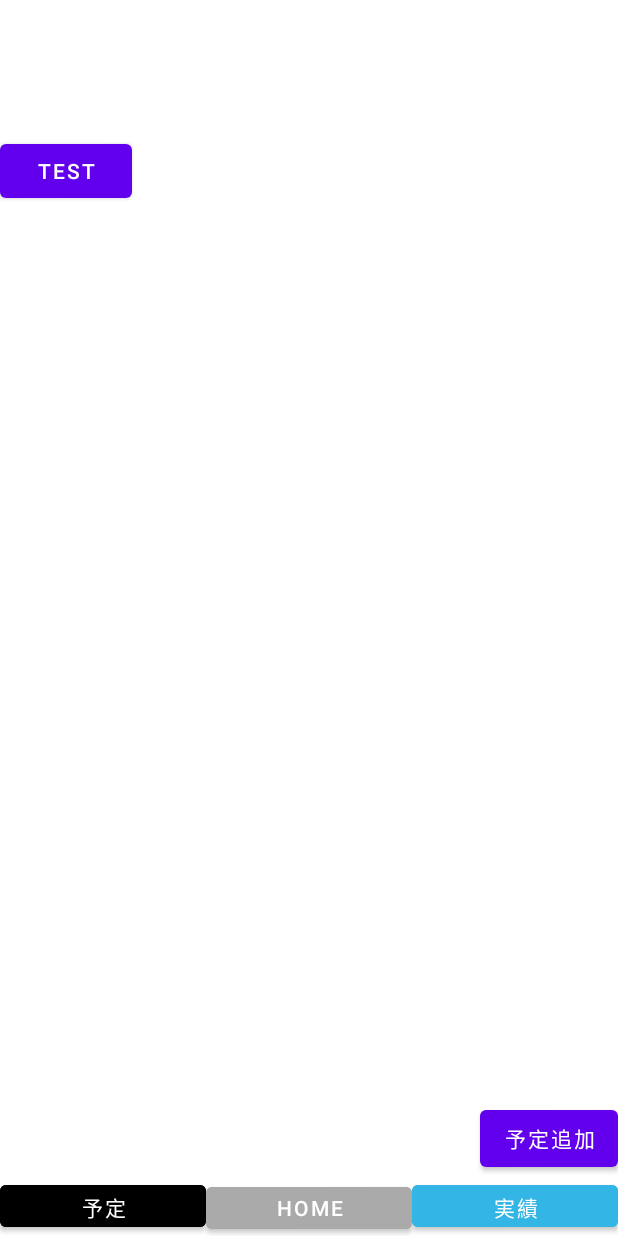
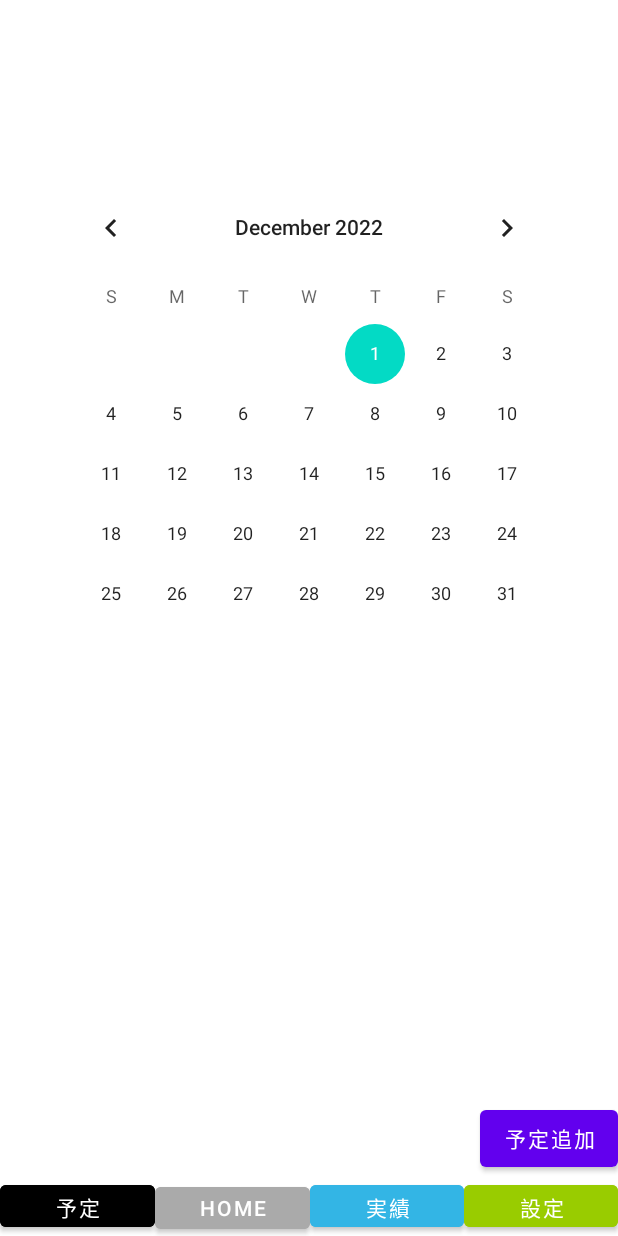
Before and after one commit to Matsui-008899/CP, an Android app: the MainActivity screen opened directly, with no data from a screen before it, on a phone screen of 412 x 824 dp. Run offline under Robolectric (Android 15) with nearby library versions, the light colour scheme and no system bars; 2 statements that could not run were skipped.

Commit message:
2022/11/28 update delete

```diff
--- a/app/build.gradle
+++ b/app/build.gradle
@@ -42,4 +42,5 @@ dependencies {
     testImplementation 'junit:junit:4.13.2'
     androidTestImplementation 'androidx.test.ext:junit:1.1.3'
     androidTestImplementation 'androidx.test.espresso:espresso-core:3.4.0'
+    implementation 'androidx.preference:preference:1.2.0'
 }
--- a/app/src/main/AndroidManifest.xml
+++ b/app/src/main/AndroidManifest.xml
@@ -10,7 +10,7 @@
         android:label="@string/app_name"
         android:roundIcon="@mipmap/ic_launcher_round"
         android:supportsRtl="true"
-        android:theme="@style/Theme.CalendarApplication"
+        android:theme="@style/Theme.AppCompat.Light.NoActionBar"
         tools:targetApi="31">
         <activity
             android:name=".MainActivity"
@@ -30,6 +30,7 @@
 
                 <category android:name="android.intent.category.LAUNCHER" />
             </intent-filter>
+
         </activity>
 
         <activity android:name=".StopActivity"
@@ -47,6 +48,9 @@
             android:name=".ForgotActivity"
             android:exported="true">
 
+        </activity>
+        <activity android:name=".SettingActivity"
+            android:exported="true">
 
         </activity>
     </application>
--- a/app/src/main/res/layout/activity_main.xml
+++ b/app/src/main/res/layout/activity_main.xml
@@ -1,5 +1,6 @@
 <?xml version="1.0" encoding="utf-8"?>
-<androidx.constraintlayout.widget.ConstraintLayout xmlns:android="http://schemas.android.com/apk/res/android"
+<androidx.constraintlayout.widget.ConstraintLayout
+    xmlns:android="http://schemas.android.com/apk/res/android"
     xmlns:app="http://schemas.android.com/apk/res-auto"
     xmlns:tools="http://schemas.android.com/tools"
     android:layout_width="match_parent"
@@ -26,7 +27,7 @@
             android:layout_width="match_parent"
             android:layout_height="match_parent"
             android:orientation="vertical"
-            android:visibility="gone"
+            android:visibility="visible"
             android:weightSum="10">
 
             <Space
@@ -263,7 +264,7 @@
             android:layout_width="match_parent"
             android:layout_height="match_parent"
             android:orientation="vertical"
-            android:visibility="visible"
+            android:visibility="gone"
             android:onClick="openAchievement">
 
             <Space
@@ -277,6 +278,8 @@
                 android:onClick="dataSet"/>
 
         </LinearLayout>
+
+
     </FrameLayout>
     <!--    下部ボタンレイアウト-->
     <LinearLayout
@@ -333,6 +336,14 @@
                     android:layout_weight="1"
                     android:backgroundTint="@android:color/holo_blue_light"
                     android:text="実績" />
+                <Button
+                    android:id="@+id/settingBtn"
+                    android:layout_width="200dp"
+                    android:layout_height="40dp"
+                    android:layout_weight="1"
+                    android:backgroundTint="@android:color/holo_green_light"
+                    android:onClick="openSetting"
+                    android:text="設定" />
             </TableRow>
         </TableLayout>
     </LinearLayout>
```
Also changed, not shown: app/src/main/java/com/example/calendarapplication/MainActivity.java (+10 -0 lines), app/src/main/java/com/example/calendarapplication/MyPreferenceFragment.java (added, +13 -0 lines), app/src/main/java/com/example/calendarapplication/SettingActivity.java (added, +40 -0 lines), app/src/main/res/layout/setting.xml (added, +22 -0 lines), app/src/main/res/xml/preferences.xml (added, +13 -0 lines).
